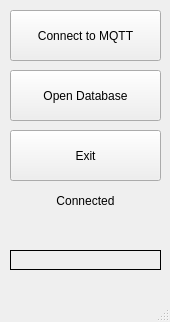
The window that mainwindow.ui (EmperorNick/RFID-Database) describes before a commit, drawn with Qt 5.
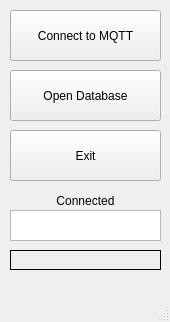
The same window after the commit.

Diff of the .ui file:
```diff
--- a/mainwindow.ui
+++ b/mainwindow.ui
@@ -110,6 +110,16 @@
      <set>Qt::AlignmentFlag::AlignCenter</set>
     </property>
    </widget>
+   <widget class="QTextEdit" name="textEdit">
+    <property name="geometry">
+     <rect>
+      <x>10</x>
+      <y>210</y>
+      <width>151</width>
+      <height>31</height>
+     </rect>
+    </property>
+   </widget>
   </widget>
   <widget class="QMenuBar" name="menubar">
    <property name="geometry">
```
Left out of the diff: 2 changed lines with no effect on the pictures.
